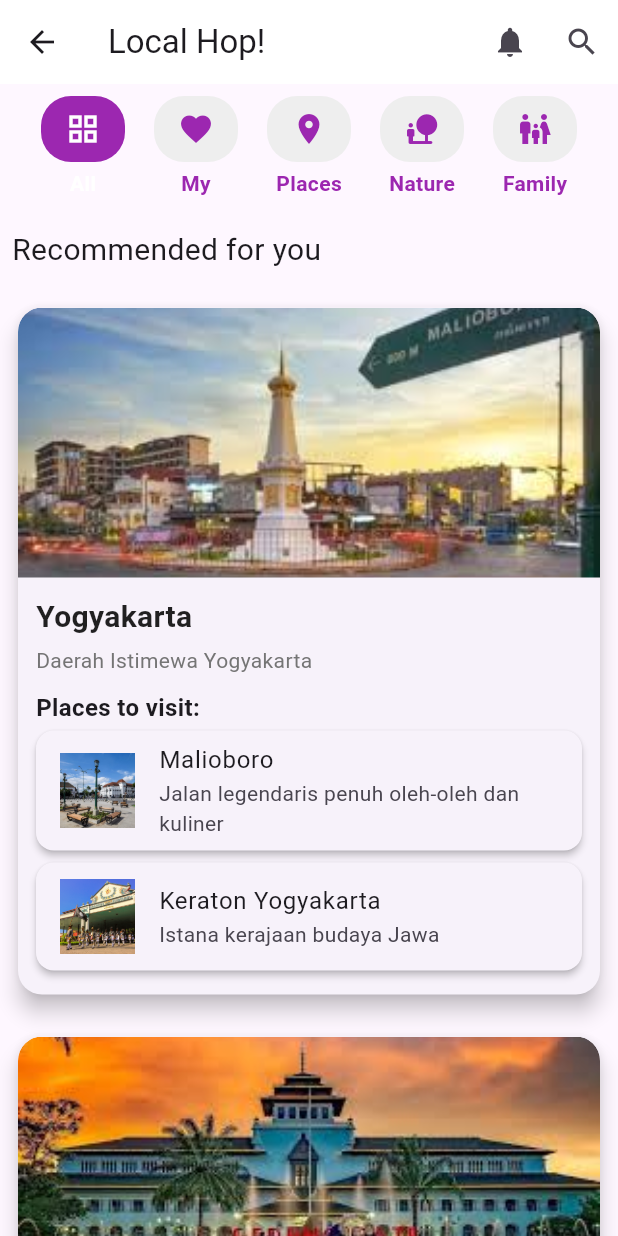
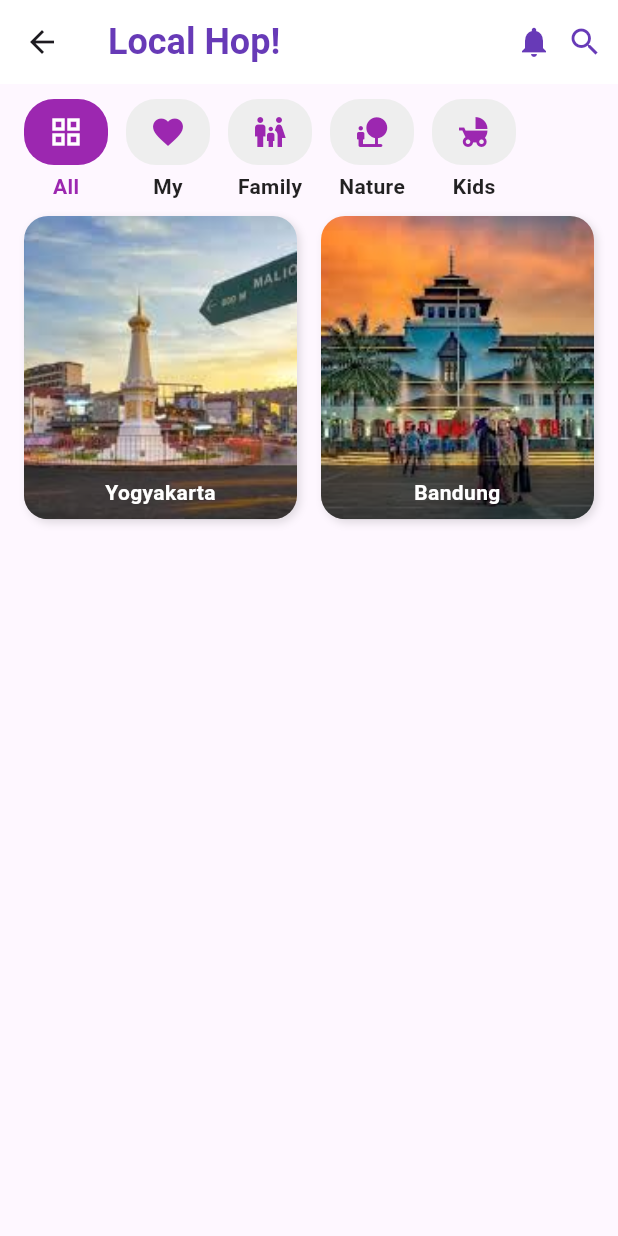
Before and after one commit to VincentiusJacob/LocalHop, a Flutter app: the DestinationPage screen opened by its route, on a phone screen of 412 x 824 dp. Run offline on Flutter 3.47's test engine with Material 3 defaults, Android fonts, the phone set to English and light mode, and no system bars; our stand-ins replace font_awesome_flutter.

Commit message:
modify destination UI, add new property for city category untuk filtering

```diff
--- a/lib/controller/auth_service.dart
+++ b/lib/controller/auth_service.dart
@@ -50,7 +50,7 @@ class AuthService {
       }
     }
 
-    _users.add(UserModel.createNewUser(email: email, name: name, password: password));
+    _users.add(UserModel(email: email, name: name, password: password));
     await saveUsersToFile();
 
     return true;
--- a/lib/data/dummy_place.json
+++ b/lib/data/dummy_place.json
@@ -5,6 +5,7 @@
     "image": "assets/images/Yogyakarta.jpeg",
     "description": "Yogyakarta is a vibrant city in Indonesia known for its rich cultural heritage, including traditional art, historic sites, and the majestic Sultan's Palace.",
     "favorite": 17293,
+    "category": "My",
     "places": [
       {
         "name": "Malioboro",
@@ -24,6 +25,7 @@
     "image": "assets/images/Bandung.jpeg",
     "description": "Bandung dikenal sebagai Paris van Java, kota dengan udara sejuk, kuliner lezat, dan pusat fashion.",
     "favorite": 27293,
+    "category": "Popular",
     "places": [
       {
         "name": "Gedung Sate",
--- a/lib/model/city_model.dart
+++ b/lib/model/city_model.dart
@@ -25,6 +25,7 @@ class CityModel {
   final String description;
   final int favorite;
   final List<PlaceModel> places;
+  final String category;
 
   CityModel({
     required this.city,
@@ -32,7 +33,8 @@ class CityModel {
     required this.image,
     required this.places,
     required this.description,
-    required this.favorite
+    required this.favorite,
+    required this.category,
   });
 
   factory CityModel.fromJson(Map<String, dynamic> json) {
@@ -46,6 +48,7 @@ class CityModel {
       image: json['image'],
       description: json['description'],
       favorite: json['favorite'],
+      category: json['category'],
       places: placeList,
     );
   }
--- a/lib/pages/destinationPage.dart
+++ b/lib/pages/destinationPage.dart
@@ -13,6 +13,7 @@ class DestinationPage extends StatefulWidget {
 class _DestinationPageState extends State<DestinationPage> {
   final CityService _cityService = CityService();
   List<CityModel> _cities = [];
+  int selectedTab = 0;
 
   @override
   void initState() {
@@ -31,58 +32,117 @@ class _DestinationPageState extends State<DestinationPage> {
   Widget build(BuildContext context) {
     return Scaffold(
       appBar: AppBar(
-        title: Text('Local Hop!'),
+        title: const Text(
+          'Local Hop!',
+          style: TextStyle(
+            color: Colors.deepPurple,
+            fontWeight: FontWeight.bold,
+            fontSize: 24,
+          ),
+        ),
         backgroundColor: Colors.white,
-        actions: [
-          IconButton(onPressed: () {}, icon: Icon(Icons.notifications)),
-          IconButton(onPressed: () {}, icon: Icon(Icons.search)),
+        elevation: 0,
+        actions: const [
+          Icon(Icons.notifications, color: Colors.deepPurple),
+          SizedBox(width: 10),
+          Icon(Icons.search, color: Colors.deepPurple),
+          SizedBox(width: 10),
         ],
       ),
-      body: ListView(
-        padding: EdgeInsets.all(8.0),
+      body: Column(
+        crossAxisAlignment: CrossAxisAlignment.start,
         children: [
           // Filter
-          Row(
-            mainAxisAlignment: MainAxisAlignment.spaceEvenly,
+          SingleChildScrollView(
+            scrollDirection: Axis.horizontal,
+            padding: const EdgeInsets.symmetric(horizontal: 16, vertical: 10),
+            child: Row(
               children: [
                 _filterTab(0, 'All', Icons.grid_view),
+                SizedBox(width: 12),
                 _filterTab(1, 'My', Icons.favorite),
-              _filterTab(2, 'Places', Icons.place),
+                SizedBox(width: 12),
+                _filterTab(2, 'Family', Icons.family_restroom),
+                SizedBox(width: 12),
                 _filterTab(3, 'Nature', Icons.nature_people_rounded),
-              _filterTab(4, 'Family', Icons.family_restroom),
+                SizedBox(width: 12),
+                _filterTab(4, 'Kids', Icons.child_friendly),
               ],
             ),
-          SizedBox(height: 20),
-          Text('Recommended for you', style: TextStyle(fontSize: 20)),
-          SizedBox(height: 10),
-          ..._cities.map((city) => _imageCard(context, city)).toList(),
+          ),
 
-          SizedBox(height: 20),
-          Text('Recommended places by others', style: TextStyle(fontSize: 20)),
-          SizedBox(height: 10),
-          ..._cities.map((city) => _imageCard(context, city)).toList(),
-
-          SizedBox(height: 20),
-          Text('Explore Similar Destination', style: TextStyle(fontSize: 20)),
-          SizedBox(height: 10),
-          ..._cities.map((city) => _imageCard(context, city)).toList(),
+          // Destination
+          Expanded(
+            child: Padding(
+              padding: const EdgeInsets.symmetric(horizontal: 16.0),
+              child: GridView.builder(
+                itemCount: _filteredCities().length,
+                gridDelegate: const SliverGridDelegateWithFixedCrossAxisCount(
+                  crossAxisCount: 2,
+                  childAspectRatio: 0.9,
+                  crossAxisSpacing: 16,
+                  mainAxisSpacing: 16,
+                ),
+                itemBuilder: (context, index) {
+                  final city = _filteredCities()[index];
+                  return GestureDetector(
+                    onTap: () {
+                      Navigator.push(
+                        context,
+                        MaterialPageRoute(builder: (_) => CityDetailPage(city: city)),
+                      );
+                    },
+                    child: Container(
+                      decoration: BoxDecoration(
+                        borderRadius: BorderRadius.circular(16),
+                        boxShadow: [
+                          BoxShadow(
+                            color: Colors.black12,
+                            blurRadius: 4,
+                            offset: Offset(2, 2),
+                          ),
                         ],
                       ),
-      // bottomNavigationBar: BottomNavigationBar(
-      //   currentIndex: 0,
-      //   items: [
-      //     BottomNavigationBarItem(icon: Icon(Icons.home), label: 'Home'),
-      //     BottomNavigationBarItem(
-      //       icon: Icon(Icons.location_city_outlined),
-      //       label: 'Destination',
-      //     ),
-      //     BottomNavigationBarItem(icon: Icon(Icons.person), label: 'profile'),
-      //   ],
-      // ),
+                      child: ClipRRect(
+                        borderRadius: BorderRadius.circular(16),
+                        child: Stack(
+                          children: [
+                            Positioned.fill(
+                              child: Image.asset(
+                                city.image,
+                                fit: BoxFit.cover,
+                              ),
+                            ),
+                            Positioned(
+                              bottom: 0,
+                              left: 0,
+                              right: 0,
+                              child: Container(
+                                padding: const EdgeInsets.all(8),
+                                color: Colors.black.withOpacity(0.5),
+                                child: Text(
+                                  city.city,
+                                  style: const TextStyle(
+                                    color: Colors.white,
+                                    fontWeight: FontWeight.w600,
+                                  ),
+                                  textAlign: TextAlign.center,
+                                ),
+                              ),
+                            ),
+                          ],
+                        ),
+                      ),
+                    ),
+                  );
+                },
+              ),
+            ),
+          ),
+        ],
+      ),
     );
   }
-
-  int selectedTab = 0;
 
   Widget _filterTab(int index, String label, IconData icon) {
     bool isSelected = selectedTab == index;
@@ -108,7 +168,7 @@ class _DestinationPageState extends State<DestinationPage> {
           Text(
             label,
             style: TextStyle(
-              color: isSelected ? Colors.white : Colors.purple,
+              color: isSelected ? Colors.purple : Colors.black87,
               fontWeight: FontWeight.bold,
             ),
           ),
@@ -116,92 +176,24 @@ class _DestinationPageState extends State<DestinationPage> {
       ),
     );
   }
+
+ List<CityModel> _filteredCities() {
+  if (selectedTab == 0) {
+    return _cities;
   }
 
-Widget _imageCard(BuildContext context, CityModel city) {
-  return GestureDetector(
-    onTap: () {
-      Navigator.push(
-        context,
-        MaterialPageRoute(builder: (_) => CityDetailPage(city: city)),
-      );
-    },
-    child: Container(
-      margin: EdgeInsets.symmetric(vertical: 10),
-      child: Card(
-        shape: RoundedRectangleBorder(borderRadius: BorderRadius.circular(16)),
-        elevation: 6,
-        child: ClipRRect(
-          borderRadius: BorderRadius.circular(16),
-          child: Column(
-            crossAxisAlignment: CrossAxisAlignment.start,
-            children: [
-              ClipRRect(
-                borderRadius: BorderRadius.only(
-                  topLeft: Radius.circular(16),
-                  topRight: Radius.circular(16),
-                ),
-                child: Image.asset(
-                  city.image,
-                  width: double.infinity,
-                  height: 180,
-                  fit: BoxFit.cover,
-                ),
-              ),
-              Padding(
-                padding: const EdgeInsets.all(12.0),
-                child: Column(
-                  crossAxisAlignment: CrossAxisAlignment.start,
-                  children: [
-                    Text(
-                      city.city,
-                      style: TextStyle(
-                        fontSize: 20,
-                        fontWeight: FontWeight.bold,
-                        color: Colors.black87,
-                      ),
-                    ),
-                    SizedBox(height: 4),
-
-                    Text(
-                      city.province,
-                      style: TextStyle(fontSize: 14, color: Colors.grey[600]),
-                    ),
-                    SizedBox(height: 10),
-
-                    Text(
-                      'Places to visit:',
-                      style: TextStyle(
-                        fontSize: 16,
-                        fontWeight: FontWeight.w600,
-                      ),
-                    ),
-
-                    ...city.places.map((place) => _placeCard(place)).toList(),
-                  ],
-                ),
-              ),
-            ],
-          ),
-        ),
-      ),
-    ),
-  );
+  switch (selectedTab) {
+    case 1:
+      return _cities.where((city) => city.category == 'My').toList();
+    case 2:
+      return _cities.where((city) => city.category == 'Family').toList();
+    case 3:
+      return _cities.where((city) => city.category == 'Natureh').toList();
+    case 4:
+      return _cities.where((city) => city.category == 'Kids').toList();
+    default:
+      return _cities;
+  }
 }
 
-Widget _placeCard(PlaceModel place) {
-  return Card(
-    elevation: 2,
-    margin: EdgeInsets.symmetric(vertical: 4),
-    child: ListTile(
-      leading: Image.asset(
-        place.image,
-        width: 50,
-        height: 50,
-        fit: BoxFit.cover,
-      ),
-      title: Text(place.name),
-      subtitle: Text(place.description),
-    ),
-  );
 }
--- a/lib/pages/mainpage.dart
+++ b/lib/pages/mainpage.dart
@@ -1,4 +1,5 @@
 import 'package:flutter/material.dart';
+import 'package:flutter_app_demo/pages/destinationPage.dart';
 import 'homepage.dart';
 import 'profilepage.dart';
 
@@ -14,7 +15,7 @@ class _MainPageState extends State<MainPage> {
 
   final List<Widget> _pages = [
     const HomePage(),
-    const Center(child: Text("Destination Page (coming soon)")),
+    const DestinationPage(),
     const ProfilePage(),
   ];
 
```
Also changed, not shown: lib/data/dummy_user.json (+15 -1 lines), lib/model/user_model.dart (+11 -27 lines), lib/pages/destinationplaces.dart (added, +74 -0 lines), lib/pages/detailcity.dart (+8 -1 lines), lib/pages/profilepage.dart (+87 -11 lines), lib/pages/settingspage.dart (added, +89 -0 lines). Lines whose indentation alone changed are shown as unchanged.
